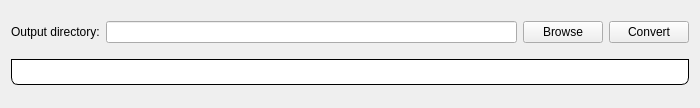
k61n/openhkl, file apps/nsxqt/ui/DialogHDF5Converter.ui: the form before one commit.
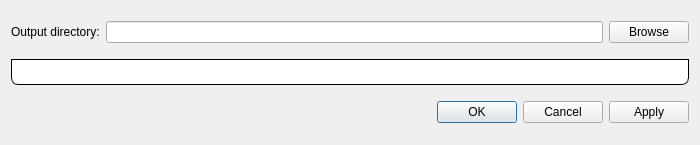
The form after the commit.

Commit message: Added standard button box for the HDF5 converted dialog

Diff of the .ui file:
```diff
--- a/apps/nsxqt/ui/DialogHDF5Converter.ui
+++ b/apps/nsxqt/ui/DialogHDF5Converter.ui
@@ -7,7 +7,7 @@
     <x>0</x>
     <y>0</y>
     <width>700</width>
-    <height>108</height>
+    <height>145</height>
    </rect>
   </property>
   <property name="sizePolicy">
@@ -46,19 +46,6 @@
        </property>
       </widget>
      </item>
-     <item>
-      <widget class="QPushButton" name="convert">
-       <property name="styleSheet">
-        <string notr="true"/>
-       </property>
-       <property name="text">
-        <string>Convert</string>
-       </property>
-       <property name="autoDefault">
-        <bool>false</bool>
-       </property>
-      </widget>
-     </item>
     </layout>
    </item>
    <item>
@@ -92,6 +79,13 @@
      </property>
     </widget>
    </item>
+   <item>
+    <widget class="QDialogButtonBox" name="cancelOK">
+     <property name="standardButtons">
+      <set>QDialogButtonBox::Apply|QDialogButtonBox::Cancel|QDialogButtonBox::Ok</set>
+     </property>
+    </widget>
+   </item>
   </layout>
  </widget>
  <resources/>
```
